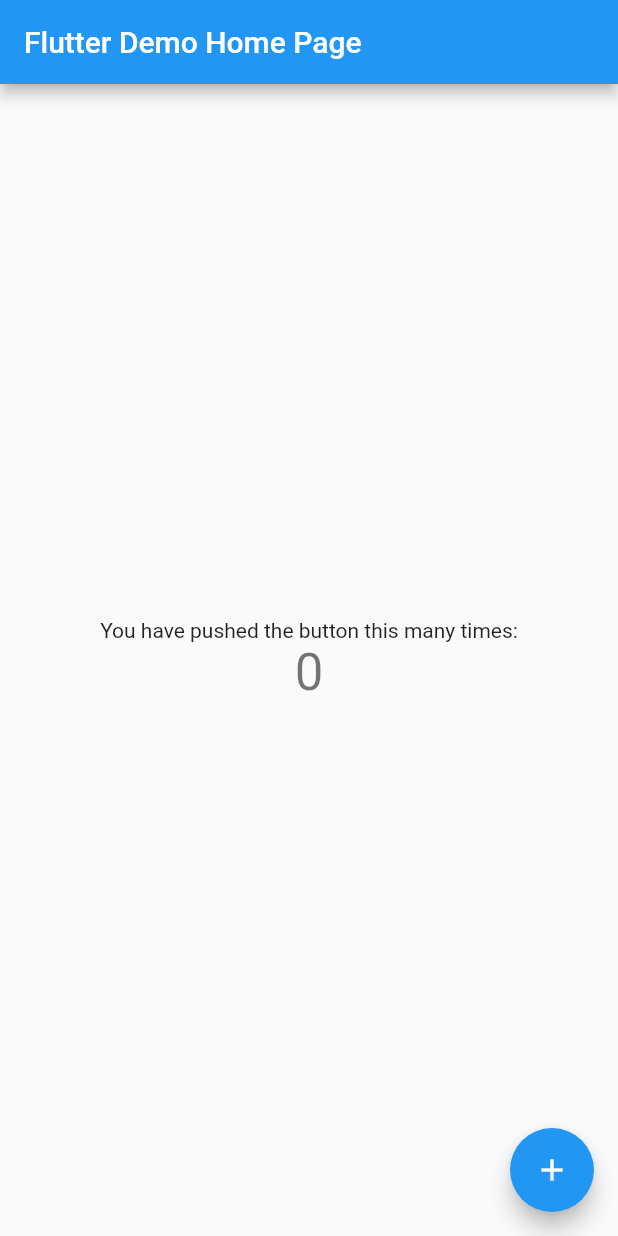
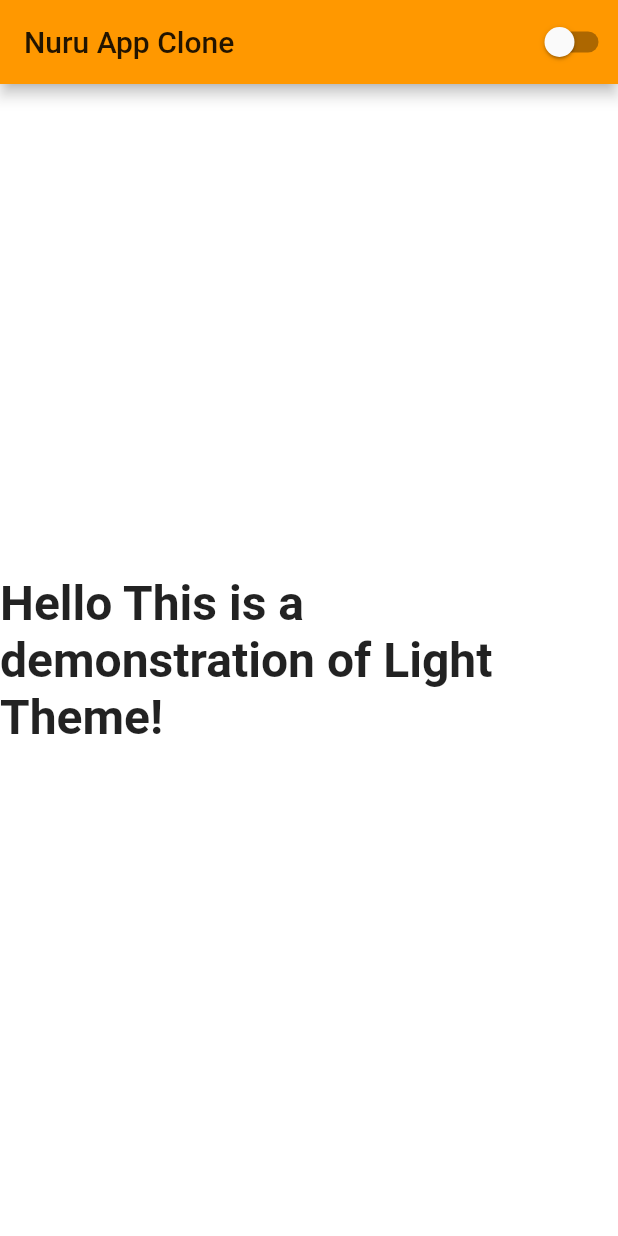
Before and after one commit to Laurent-c4/NuruAppClone, a Flutter app: the screen it shows after launch, on a phone screen of 412 x 824 dp. Run offline on Flutter 3.47's test engine with Material 2 defaults, Android fonts, the phone set to English and light mode, and no system bars.

Commit message:
Feature: Implement theme toggle

```diff
--- a/lib/main.dart
+++ b/lib/main.dart
@@ -1,113 +1,39 @@
 import 'package:flutter/material.dart';
+import 'package:flutter/services.dart';
+import 'package:nuru_clone_app/pages/home_page.dart';
+import 'package:nuru_clone_app/provider/theme_provider.dart';
+import 'package:provider/provider.dart';
 
-void main() {
+
+Future main() async {
+  WidgetsFlutterBinding.ensureInitialized();
+
+  /// Specifies the set of orientations the application interface can
+  /// be displayed in.
+  await SystemChrome.setPreferredOrientations([
+    DeviceOrientation.portraitUp,
+    DeviceOrientation.portraitDown,
+  ]);
+
   runApp(MyApp());
 }
 
 class MyApp extends StatelessWidget {
-  // This widget is the root of your application.
-  @override
-  Widget build(BuildContext context) {
-    return MaterialApp(
-      title: 'Flutter Demo',
-      theme: ThemeData(
-        // This is the theme of your application.
-        //
-        // Try running your application with "flutter run". You'll see the
-        // application has a blue toolbar. Then, without quitting the app, try
-        // changing the primarySwatch below to Colors.green and then invoke
-        // "hot reload" (press "r" in the console where you ran "flutter run",
-        // or simply save your changes to "hot reload" in a Flutter IDE).
-        // Notice that the counter didn't reset back to zero; the application
-        // is not restarted.
-        primarySwatch: Colors.blue,
-      ),
-      home: MyHomePage(title: 'Flutter Demo Home Page'),
-    );
-  }
-}
-
-class MyHomePage extends StatefulWidget {
-  MyHomePage({Key key, this.title}) : super(key: key);
-
-  // This widget is the home page of your application. It is stateful, meaning
-  // that it has a State object (defined below) that contains fields that affect
-  // how it looks.
-
-  // This class is the configuration for the state. It holds the values (in this
-  // case the title) provided by the parent (in this case the App widget) and
-  // used by the build method of the State. Fields in a Widget subclass are
-  // always marked "final".
-
-  final String title;
+  static const String title = 'Nuru App Clone';
 
   @override
-  _MyHomePageState createState() => _MyHomePageState();
+  Widget build(BuildContext context) => ChangeNotifierProvider(
+    create: (context) => ThemeProvider(),
+    builder: (context, _) {
+      final themeProvider = Provider.of<ThemeProvider>(context);
+
+      return MaterialApp(
+        title: title,
+        themeMode: themeProvider.themeMode,
+        theme: AppThemes.lightTheme,
+        darkTheme: AppThemes.darkTheme,
+        home: HomePage(),
+      );
+    },
+  );
 }
-
-class _MyHomePageState extends State<MyHomePage> {
-  int _counter = 0;
-
-  void _incrementCounter() {
-    setState(() {
-      // This call to setState tells the Flutter framework that something has
-      // changed in this State, which causes it to rerun the build method below
-      // so that the display can reflect the updated values. If we changed
-      // _counter without calling setState(), then the build method would not be
-      // called again, and so nothing would appear to happen.
-      _counter++;
-    });
-  }
-
-  @override
-  Widget build(BuildContext context) {
-    // This method is rerun every time setState is called, for instance as done
-    // by the _incrementCounter method above.
-    //
-    // The Flutter framework has been optimized to make rerunning build methods
-    // fast, so that you can just rebuild anything that needs updating rather
-    // than having to individually change instances of widgets.
-    return Scaffold(
-      appBar: AppBar(
-        // Here we take the value from the MyHomePage object that was created by
-        // the App.build method, and use it to set our appbar title.
-        title: Text(widget.title),
-      ),
-      body: Center(
-        // Center is a layout widget. It takes a single child and positions it
-        // in the middle of the parent.
-        child: Column(
-          // Column is also a layout widget. It takes a list of children and
-          // arranges them vertically. By default, it sizes itself to fit its
-          // children horizontally, and tries to be as tall as its parent.
-          //
-          // Invoke "debug painting" (press "p" in the console, choose the
-          // "Toggle Debug Paint" action from the Flutter Inspector in Android
-          // Studio, or the "Toggle Debug Paint" command in Visual Studio Code)
-          // to see the wireframe for each widget.
-          //
-          // Column has various properties to control how it sizes itself and
-          // how it positions its children. Here we use mainAxisAlignment to
-          // center the children vertically; the main axis here is the vertical
-          // axis because Columns are vertical (the cross axis would be
-          // horizontal).
-          mainAxisAlignment: MainAxisAlignment.center,
-          children: <Widget>[
-            Text(
-              'You have pushed the button this many times:',
-            ),
-            Text(
-              '$_counter',
-              style: Theme.of(context).textTheme.headline4,
-            ),
-          ],
-        ),
-      ),
-      floatingActionButton: FloatingActionButton(
-        onPressed: _incrementCounter,
-        tooltip: 'Increment',
-        child: Icon(Icons.add),
-      ), // This trailing comma makes auto-formatting nicer for build methods.
-    );
-  }
-}
--- /dev/null
+++ b/lib/pages/home_page.dart
@@ -0,0 +1,33 @@
+import 'package:flutter/material.dart';
+import 'package:provider/provider.dart';
+import 'package:nuru_clone_app/main.dart';
+import 'package:nuru_clone_app/provider/theme_provider.dart';
+import 'package:nuru_clone_app/widget/change_theme_button_widget.dart';
+
+class HomePage extends StatelessWidget {
+  @override
+  Widget build(BuildContext context) {
+    final text = Provider.of<ThemeProvider>(context).themeMode == ThemeMode.dark
+        ? 'This is a demonstration of Dark Theme'
+        : 'This is a demonstration of Light Theme';
+
+    return Scaffold(
+      appBar: AppBar(
+        backgroundColor: Colors.orange,
+        title: Text(MyApp.title),
+        actions: [
+          ChangeThemeButtonWidget(),
+        ],
+      ),
+      body: Center(
+        child: Text(
+          'Hello $text!',
+          style: TextStyle(
+            fontSize: 32,
+            fontWeight: FontWeight.bold,
+          ),
+        ),
+      ),
+    );
+  }
+}
--- /dev/null
+++ b/lib/provider/theme_provider.dart
@@ -0,0 +1,36 @@
+import 'package:flutter/material.dart';
+import 'package:flutter/scheduler.dart';
+
+class ThemeProvider extends ChangeNotifier {
+  ThemeMode themeMode = ThemeMode.system;
+
+  bool get isDarkMode {
+    if (themeMode == ThemeMode.system) {
+      final brightness = SchedulerBinding.instance.window.platformBrightness;
+      return brightness == Brightness.dark;
+    } else {
+      return themeMode == ThemeMode.dark;
+    }
+  }
+
+  void toggleTheme(bool isOn) {
+    themeMode = isOn ? ThemeMode.dark : ThemeMode.light;
+    notifyListeners();
+  }
+}
+
+class AppThemes {
+  static final darkTheme = ThemeData(
+    scaffoldBackgroundColor: Colors.grey.shade900,
+    primaryColor: Colors.black,
+    colorScheme: ColorScheme.dark(),
+    iconTheme: IconThemeData(color: Colors.purple.shade200, opacity: 0.8),
+  );
+
+  static final lightTheme = ThemeData(
+    scaffoldBackgroundColor: Colors.white,
+    primaryColor: Colors.white,
+    colorScheme: ColorScheme.light(),
+    iconTheme: IconThemeData(color: Colors.red, opacity: 0.8),
+  );
+}
--- /dev/null
+++ b/lib/widget/change_theme_button_widget.dart
@@ -0,0 +1,18 @@
+import 'package:flutter/material.dart';
+import 'package:provider/provider.dart';
+import 'package:nuru_clone_app/provider/theme_provider.dart';
+
+class ChangeThemeButtonWidget extends StatelessWidget {
+  @override
+  Widget build(BuildContext context) {
+    final themeProvider = Provider.of<ThemeProvider>(context);
+
+    return Switch.adaptive(
+      value: themeProvider.isDarkMode,
+      onChanged: (value) {
+        final provider = Provider.of<ThemeProvider>(context, listen: false);
+        provider.toggleTheme(value);
+      },
+    );
+  }
+}
```
Also changed, not shown: pubspec.yaml (+10 -3 lines), pubspec.lock.
